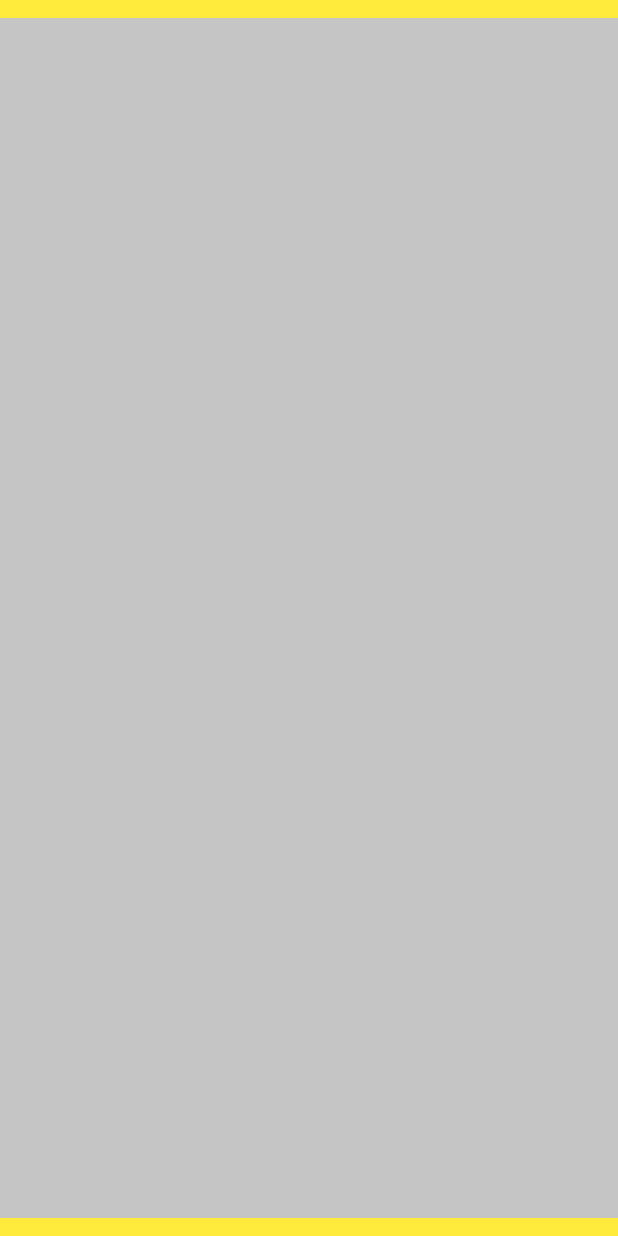
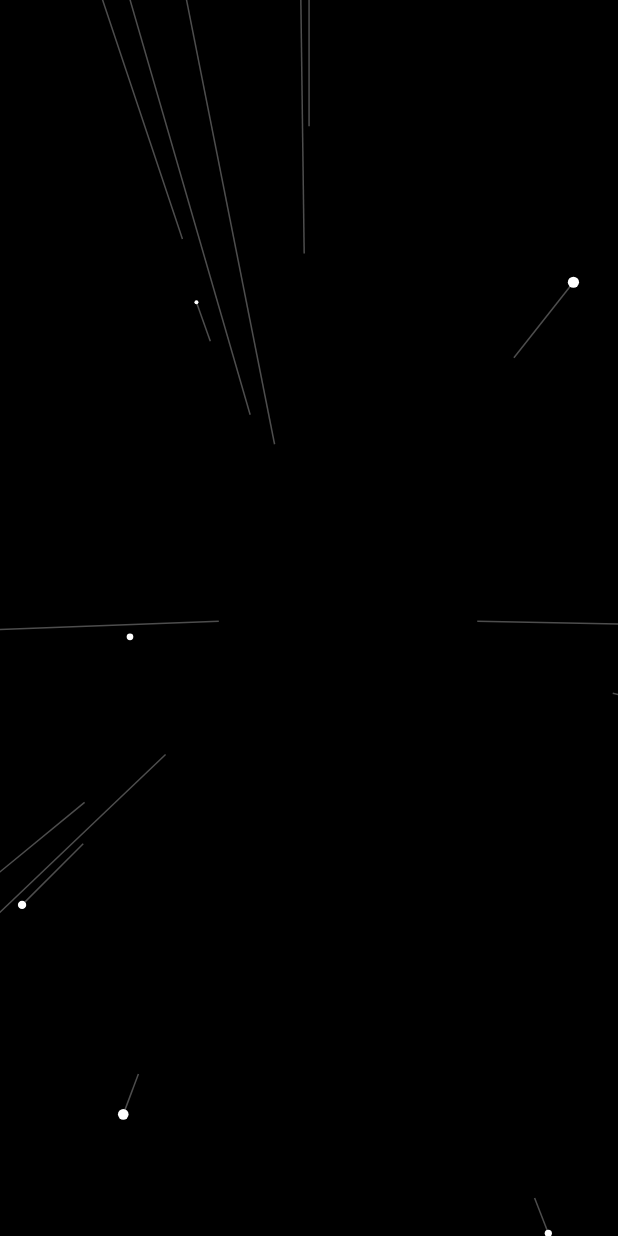
Before and after one commit to beenawhile/flutter_processing_api, a Flutter app: the screen it shows after launch, on a phone screen of 412 x 824 dp. Run offline on Flutter 3.47's test engine with Material 2 defaults, Android fonts, the phone set to English and light mode, and no system bars.

Commit message:
[study] starfield animation

```diff
--- a/example/lib/main.dart
+++ b/example/lib/main.dart
@@ -1,3 +1,5 @@
+import 'dart:ui';
+
 import 'package:flutter/material.dart';
 import 'package:flutter_processing/flutter_processing.dart';
 
@@ -30,7 +32,13 @@ class HomeScreen extends StatefulWidget {
 }
 
 class _HomeScreenState extends State<HomeScreen> {
-  Offset _circleOffset = Offset(400, 250);
+  final _stars = <Star>[];
+
+  @override
+  void reassemble() {
+    super.reassemble();
+    _stars.clear();
+  }
 
   @override
   Widget build(BuildContext context) {
@@ -40,14 +48,110 @@ class _HomeScreenState extends State<HomeScreen> {
           child: Processing(
         sketch: Sketch.simple(
           setup: (s) {
-            s.size(
-              width: 800,
-              height: 800,
-            );
+            final width = 1600;
+            final height = 900;
+
+            s
+              ..size(
+                width: width,
+                height: height,
+              )
+              ..background(color: Colors.black);
+
+            for (var i = 0; i < 100; i++) {
+              _stars.add(
+                Star(
+                  x: s.random(-width / 2, width / 2),
+                  y: s.random(-width / 2, width / 2),
+                  z: s.random(width),
+                ),
+              );
+            }
           },
-          draw: (s) {},
+          draw: (s) {
+            for (var star in _stars) {
+              star.update(s);
+            }
+
+            for (var star in _stars) {
+              star.paintStreak(s);
+            }
+
+            for (var star in _stars) {
+              star.paintStar(s);
+            }
+          },
         ),
       )),
     );
   }
 }
+
+class Star {
+  double x, y, z;
+  double originalZ;
+
+  Star({
+    required this.x,
+    required this.y,
+    required this.z,
+  }) : originalZ = z {
+    originalZ = z;
+  }
+
+  void update(Sketch s) {
+    // 이렇게 임의로 값을 정하는 것을 지양하라
+    z -= 30;
+
+    originalZ -= 15;
+
+    if (z <= 0) {
+      x = s.random(-s.width / 2, s.width / 2);
+      y = s.random(-s.height / 2, s.height / 2);
+      z = s.random(s.width);
+      originalZ = z;
+    }
+  }
+
+  void paintStreak(Sketch s) {
+    final center = Offset(s.width / 2, s.height / 2);
+
+    final perspectiveOrigin = Offset(
+      lerpDouble(0, s.width, x / originalZ)!,
+      lerpDouble(0, s.height, y / originalZ)!,
+    );
+
+    final perspectivePosition = Offset(
+      lerpDouble(0, s.width, x / z)!,
+      lerpDouble(0, s.height, y / z)!,
+    );
+
+    s
+      ..stroke(
+        color: Colors.white.withOpacity(.3),
+      )
+      ..line(
+        perspectiveOrigin + center,
+        perspectivePosition + center,
+      );
+  }
+
+  void paintStar(Sketch s) {
+    final center = Offset(s.width / 2, s.height / 2);
+
+    final perspectiveOffset = Offset(
+      lerpDouble(0, s.width, x / z)!,
+      lerpDouble(0, s.height, y / z)!,
+    );
+
+    final diameter = lerpDouble(12, 0, z / s.width)!;
+
+    s
+      ..noStroke()
+      ..fill(color: Colors.white)
+      ..circle(
+        center: perspectiveOffset + center,
+        diameter: diameter,
+      );
+  }
+}
```
